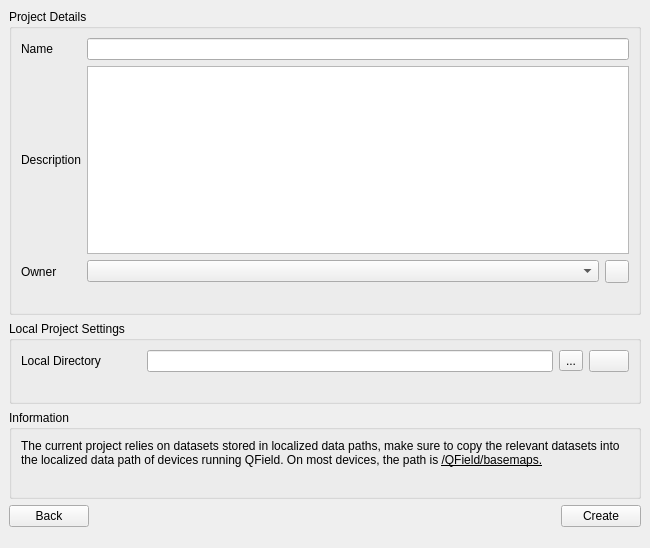
This is launcher/portable_profile/profiles/portable/python/plugins/qfieldsync/ui/cloud_create_project_widget.ui in yamamoto-ryuzo/yr-qgis-launcher as Qt 5 draws it before an edit. The edited form follows.
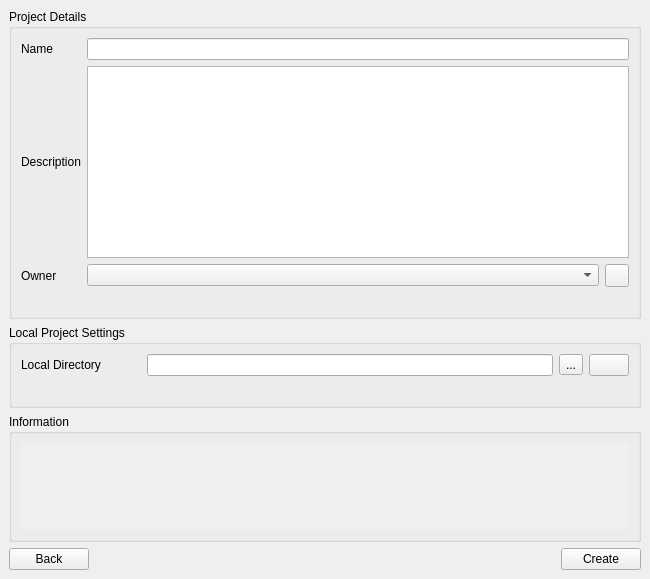
This is the edited form. The open tabs and pages were chosen to show the change. Icons and pictures are not drawn.

Patch:
```diff
--- a/launcher/portable_profile/profiles/portable/python/plugins/qfieldsync/ui/cloud_create_project_widget.ui
+++ b/launcher/portable_profile/profiles/portable/python/plugins/qfieldsync/ui/cloud_create_project_widget.ui
@@ -7,7 +7,7 @@
     <x>0</x>
     <y>0</y>
     <width>650</width>
-    <height>548</height>
+    <height>579</height>
    </rect>
   </property>
   <property name="windowTitle">
@@ -300,40 +300,100 @@
        </item>
        <item>
         <widget class="QGroupBox" name="infoGroupBox">
+         <property name="sizePolicy">
+          <sizepolicy hsizetype="Minimum" vsizetype="Preferred">
+           <horstretch>0</horstretch>
+           <verstretch>1</verstretch>
+          </sizepolicy>
+         </property>
+         <property name="minimumSize">
+          <size>
+           <width>50</width>
+           <height>120</height>
+          </size>
+         </property>
+         <property name="maximumSize">
+          <size>
+           <width>16777215</width>
+           <height>200</height>
+          </size>
+         </property>
          <property name="title">
           <string>Information</string>
          </property>
          <layout class="QGridLayout" name="gridLayout_8">
           <item row="0" column="0">
-           <widget class="QLabel" name="infoLocalizedPresentLabel">
+           <widget class="QScrollArea" name="scrollArea">
             <property name="sizePolicy">
-             <sizepolicy hsizetype="Preferred" vsizetype="Minimum">
+             <sizepolicy hsizetype="Preferred" vsizetype="Preferred">
               <horstretch>0</horstretch>
               <verstretch>0</verstretch>
              </sizepolicy>
             </property>
-            <property name="text">
-             <string>The current project relies on datasets stored in localized data paths, make sure to copy the relevant datasets into the localized data path of devices running QField. On most devices, the path is &lt;u&gt;/QField/basemaps.&lt;/u&gt;</string>
+            <property name="frameShape">
+             <enum>QFrame::NoFrame</enum>
             </property>
-            <property name="wordWrap">
-             <bool>true</bool>
+            <property name="frameShadow">
+             <enum>QFrame::Plain</enum>
             </property>
-           </widget>
-          </item>
-          <item row="1" column="0">
-           <widget class="QLabel" name="infoLocalizedLayersLabel">
-            <property name="sizePolicy">
-             <sizepolicy hsizetype="Preferred" vsizetype="Minimum">
-              <horstretch>0</horstretch>
-              <verstretch>0</verstretch>
-             </sizepolicy>
+            <property name="horizontalScrollBarPolicy">
+             <enum>Qt::ScrollBarAlwaysOff</enum>
             </property>
-            <property name="text">
-             <string/>
-            </property>
-            <property name="wordWrap">
+            <property name="widgetResizable">
              <bool>true</bool>
             </property>
+            <widget class="QWidget" name="scrollAreaWidgetContents">
+             <property name="geometry">
+              <rect>
+               <x>0</x>
+               <y>0</y>
+               <width>20</width>
+               <height>20</height>
+              </rect>
+             </property>
+             <property name="sizePolicy">
+              <sizepolicy hsizetype="Preferred" vsizetype="Preferred">
+               <horstretch>1</horstretch>
+               <verstretch>1</verstretch>
+              </sizepolicy>
+             </property>
+             <layout class="QVBoxLayout" name="verticalLayout_7">
+              <property name="spacing">
+               <number>0</number>
+              </property>
+              <property name="leftMargin">
+               <number>0</number>
+              </property>
+              <property name="topMargin">
+               <number>0</number>
+              </property>
+              <property name="rightMargin">
+               <number>0</number>
+              </property>
+              <property name="bottomMargin">
+               <number>0</number>
+              </property>
+              <item>
+               <widget class="QLabel" name="infoLocalizedLayersLabel">
+                <property name="sizePolicy">
+                 <sizepolicy hsizetype="Preferred" vsizetype="Preferred">
+                  <horstretch>0</horstretch>
+                  <verstretch>0</verstretch>
+                 </sizepolicy>
+                </property>
+                <property name="text">
+                 <string/>
+                </property>
+                <property name="alignment">
+                 <set>Qt::AlignLeading|Qt::AlignLeft|Qt::AlignTop</set>
+                </property>
+                <property name="wordWrap">
+                 <bool>true</bool>
+                </property>
+               </widget>
+              </item>
+             </layout>
+            </widget>
            </widget>
           </item>
          </layout>
@@ -370,22 +430,6 @@
          </item>
         </layout>
        </item>
-       <item>
-        <spacer>
-         <property name="orientation">
-          <enum>Qt::Vertical</enum>
-         </property>
-         <property name="sizeType">
-          <enum>QSizePolicy::Expanding</enum>
-         </property>
-         <property name="sizeHint" stdset="0">
-          <size>
-           <width>16</width>
-           <height>16</height>
-          </size>
-         </property>
-        </spacer>
-       </item>
       </layout>
      </widget>
      <widget class="QWidget" name="progressPage">
```
